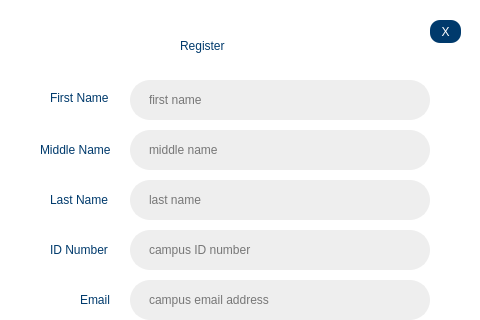
This is CompStud Queuing System/register_page.ui in triciatriza/ccs-queue-sys as Qt 5 draws it before an edit; both pictures show x 520 to 1000 and y 0 to 320 of the 1000 by 600 pixel window. The edited form follows.
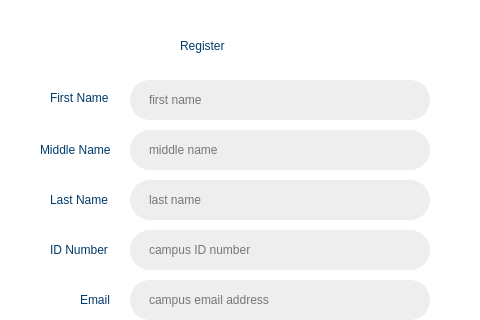
This is the edited form. Icons and pictures are not drawn.

Commit message: bug on connection to login database, experimentation in queue, some variable changes on the lineedits of the uis

The edit to the form file:
```diff
--- a/CompStud Queuing System/register_page.ui
+++ b/CompStud Queuing System/register_page.ui
@@ -491,25 +491,6 @@
        </item>
       </layout>
      </widget>
-     <widget class="QPushButton" name="close_btn_2">
-      <property name="geometry">
-       <rect>
-        <x>450</x>
-        <y>20</y>
-        <width>31</width>
-        <height>23</height>
-       </rect>
-      </property>
-      <property name="styleSheet">
-       <string notr="true">border: none;
-background-color: rgb(0, 58, 108);
-color: rgb(255, 255, 255);
-border-radius: 10px</string>
-      </property>
-      <property name="text">
-       <string>X</string>
-      </property>
-     </widget>
      <widget class="QComboBox" name="course_comboBox">
       <property name="geometry">
        <rect>
```
The commit also changes 6 other files.
